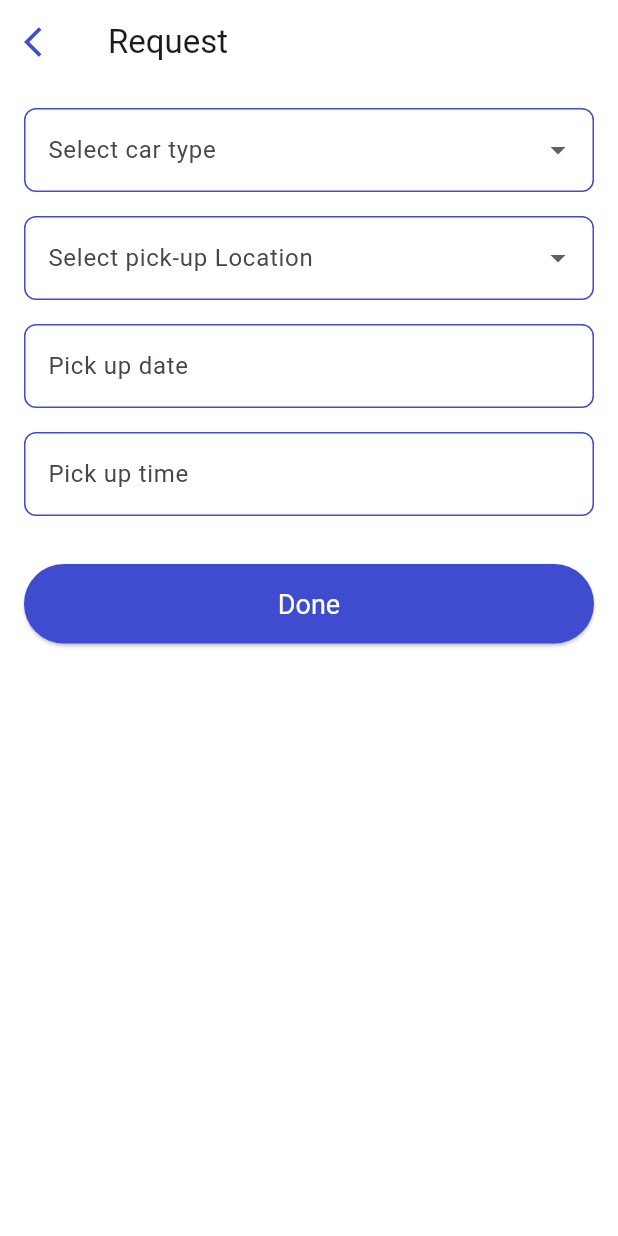
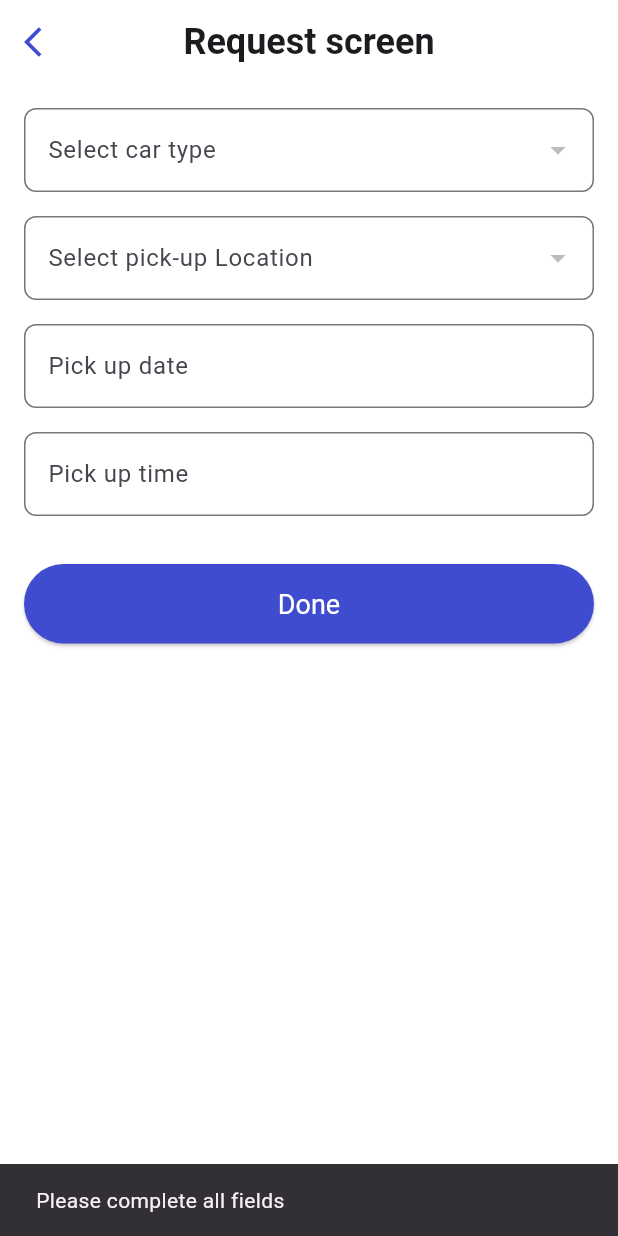
Before and after one commit to Moazzibrahim/transit_station, a Flutter app: the RequestForm screen opened directly, after a tap on "Done", on a phone screen of 412 x 824 dp. Run offline on Flutter 3.47's test engine with Material 3 defaults, Android fonts, the phone set to English and light mode, and no system bars; our stand-ins replace fl_chart, flutter_screenutil, flutter_svg, pinput, shared_preferences; accounts and stored records are empty; network calls fail; project files that could hold a hidden picture were left out.

Commit message:
request api

```diff
--- a/lib/controllers/get_dropdowndata_provider.dart
+++ b/lib/controllers/get_dropdowndata_provider.dart
@@ -1,13 +1,15 @@
 import 'dart:convert';
 import 'dart:developer';
-
 import 'package:flutter/material.dart';
 import 'package:http/http.dart' as http;
 import 'package:provider/provider.dart';
 import 'package:transit_station/controllers/login_provider.dart';
 import 'package:transit_station/models/dropdown_model.dart';
+class GetDropdowndataProvider with ChangeNotifier {
+  MainData? _mainData;
 
-class GetDropdowndataProvider with ChangeNotifier {
+  MainData? get mainData => _mainData;
+
   Future<void> getdropdown(BuildContext context) async {
     const url = 'https://transitstation.online/api/user/dropdown';
     final tokenProvider = Provider.of<TokenModel>(context, listen: false);
@@ -22,13 +24,13 @@ class GetDropdowndataProvider with ChangeNotifier {
       try {
         log("dropdowndata: ${response.body}");
         final responsebody = json.decode(response.body);
-        MainData.fromJson(responsebody);
-        notifyListeners();
+        _mainData = MainData.fromJson(responsebody);  // Store the MainData object
+        notifyListeners();  // Notify listeners after the data is stored
       } catch (e) {
-        log('error $e');
+        log('Error parsing dropdown data: $e');
       }
     } else {
-      log('error in getting data');
+      log('Error in getting dropdown data: ${response.statusCode}');
     }
   }
 }
--- a/lib/main.dart
+++ b/lib/main.dart
@@ -3,7 +3,6 @@ import 'package:provider/provider.dart';
 import 'package:flutter_screenutil/flutter_screenutil.dart';
 import 'package:transit_station/controllers/dashboard_controller.dart';
 import 'package:transit_station/controllers/get_dropdowndata_provider.dart';
-
 
 import 'package:transit_station/controllers/login_provider.dart';
 import 'package:transit_station/views/splash_screen.dart';
@@ -28,8 +27,7 @@ class MyApp extends StatelessWidget {
         ChangeNotifierProvider<DashboardController>(
           create: (_) => DashboardController(),
         ),
-                ChangeNotifierProvider(create: (_) => GetDropdowndataProvider()),
-
+        ChangeNotifierProvider(create: (_) => GetDropdowndataProvider()),
       ],
       child: ScreenUtilInit(
         designSize: const Size(360, 690),
--- a/lib/views/auth_screens/views/request_screen.dart
+++ b/lib/views/auth_screens/views/request_screen.dart
@@ -1,25 +1,103 @@
+// ignore_for_file: use_build_context_synchronously
+import 'dart:developer';
 import 'package:flutter/material.dart';
+import 'package:http/http.dart' as http;
+import 'dart:convert';
+import 'package:provider/provider.dart';
+import 'package:transit_station/constants/build_appbar.dart';
 import 'package:transit_station/constants/colors.dart';
+import 'package:transit_station/controllers/get_dropdowndata_provider.dart';
+import 'package:transit_station/controllers/login_provider.dart';
 
-class RequestForm extends StatelessWidget {
+class RequestForm extends StatefulWidget {
   const RequestForm({super.key});
+
+  @override
+  State<RequestForm> createState() => _RequestFormState();
+}
+
+class _RequestFormState extends State<RequestForm> {
+  String? selectedCar;
+  String? selectedLocation;
+  DateTime? selectedDate;
+  TimeOfDay? selectedTime;
+
+  @override
+  void initState() {
+    super.initState();
+    WidgetsBinding.instance.addPostFrameCallback((_) {
+      Provider.of<GetDropdowndataProvider>(context, listen: false)
+          .getdropdown(context);
+    });
+  }
+
+  Future<void> makePostRequest(BuildContext context) async {
+    if (selectedCar == null ||
+        selectedLocation == null ||
+        selectedDate == null ||
+        selectedTime == null) {
+      ScaffoldMessenger.of(context).showSnackBar(
+        const SnackBar(content: Text('Please complete all fields')),
+      );
+      return;
+    }
+
+    // Format the selected date and time to match API format (e.g. 'yyyy-MM-dd' and 'HH:mm')
+    String formattedDate =
+        "${selectedDate!.year}-${selectedDate!.month.toString().padLeft(2, '0')}-${selectedDate!.day.toString().padLeft(2, '0')}";
+    String formattedTime =
+        "${selectedTime!.hour.toString().padLeft(2, '0')}:${selectedTime!.minute.toString().padLeft(2, '0')}";
+    final tokenProvider = Provider.of<TokenModel>(context, listen: false);
+    final token = tokenProvider.token;
+
+    try {
+      var response = await http.post(
+        Uri.parse('https://transitstation.online/api/user/make-request'),
+        headers: <String, String>{
+          'Content-Type': 'application/json',
+          'Accept': 'application/json',
+          'Authorization': 'Bearer $token',
+        },
+        body: jsonEncode(<String, dynamic>{
+          'car_id': selectedCar, // Assuming you're sending car ID
+          'location_id':
+              selectedLocation, // Assuming you're sending location ID
+          'pick_up_date': formattedDate,
+          'request_time': formattedTime,
+        }),
+      );
+
+      if (response.statusCode == 200) {
+        // Success - Handle the response
+        log('Request successful: ${response.body}');
+        ScaffoldMessenger.of(context).showSnackBar(
+          const SnackBar(content: Text('Request successful!')),
+        );
+      } else {
+        // Error - Handle the error
+        log('Request failed with status: ${response.statusCode}');
+        ScaffoldMessenger.of(context).showSnackBar(
+          SnackBar(content: Text('Failed: ${response.body}')),
+        );
+      }
+    } catch (error) {
+      log('Error making request: $error');
+      ScaffoldMessenger.of(context).showSnackBar(
+        const SnackBar(content: Text('Something went wrong')),
+      );
+    }
+  }
 
   @override
   Widget build(BuildContext context) {
     return Scaffold(
-      appBar: AppBar(
-        title: const Text('Request'),
-        leading: IconButton(
-          icon: const Icon(
-            Icons.arrow_back_ios,
-            color: defaultColor,
-          ),
-          onPressed: () {
-            Navigator.pop(context);
-          },
-        ),
-      ),
-      body: Padding(
+      appBar: buildAppBar(context, "Request screen"),
+      body: Consumer<GetDropdowndataProvider>(
+        builder: (context, getDropdowndataProvider, child) {
+          final cars = getDropdowndataProvider.mainData?.cars ?? [];
+          final locations = getDropdowndataProvider.mainData?.locations ?? [];
+
+          return Padding(
             padding: const EdgeInsets.all(16.0),
             child: Column(
               crossAxisAlignment: CrossAxisAlignment.stretch,
@@ -29,25 +107,20 @@ class RequestForm extends StatelessWidget {
                     labelText: 'Select car type',
                     border: OutlineInputBorder(
                       borderRadius: BorderRadius.circular(8.0),
-                  borderSide: const BorderSide(color: defaultColor),
-                ),
-                enabledBorder: OutlineInputBorder(
-                  borderRadius: BorderRadius.circular(8.0),
-                  borderSide: const BorderSide(color: defaultColor),
-                ),
-                focusedBorder: OutlineInputBorder(
-                  borderRadius: BorderRadius.circular(8.0),
-                  borderSide: const BorderSide(color: defaultColor),
                     ),
                   ),
-              items: <String>['Sedan', 'SUV', 'Truck', 'Van'].map((String value) {
+                  value: selectedCar,
+                  items: cars.map((car) {
                     return DropdownMenuItem<String>(
-                  value: value,
-                  child: Text(value),
+                      value: car.id
+                          .toString(), // Assuming carId is the unique identifier
+                      child: Text(car.carName),
                     );
                   }).toList(),
                   onChanged: (newValue) {
-                // Handle car type change
+                    setState(() {
+                      selectedCar = newValue;
+                    });
                   },
                 ),
                 const SizedBox(height: 16.0),
@@ -56,43 +129,35 @@ class RequestForm extends StatelessWidget {
                     labelText: 'Select pick-up Location',
                     border: OutlineInputBorder(
                       borderRadius: BorderRadius.circular(8.0),
-                  borderSide: const BorderSide(color: defaultColor),
-                ),
-                enabledBorder: OutlineInputBorder(
-                  borderRadius: BorderRadius.circular(8.0),
-                  borderSide: const BorderSide(color: defaultColor),
-                ),
-                focusedBorder: OutlineInputBorder(
-                  borderRadius: BorderRadius.circular(8.0),
-                  borderSide: const BorderSide(color: defaultColor),
                     ),
                   ),
-              items: <String>['Location 1', 'Location 2', 'Location 3'].map((String value) {
+                  value: selectedLocation,
+                  items: locations.map((location) {
                     return DropdownMenuItem<String>(
-                  value: value,
-                  child: Text(value),
+                      value: location.id
+                          .toString(), // Assuming locationId is the unique identifier
+                      child: Text(location.address),
                     );
                   }).toList(),
                   onChanged: (newValue) {
-                // Handle location change
+                    setState(() {
+                      selectedLocation = newValue;
+                    });
                   },
                 ),
                 const SizedBox(height: 16.0),
                 TextFormField(
+                  readOnly: true,
                   decoration: InputDecoration(
                     labelText: 'Pick up date',
                     border: OutlineInputBorder(
                       borderRadius: BorderRadius.circular(8.0),
-                  borderSide: const BorderSide(color: defaultColor),
                     ),
-                enabledBorder: OutlineInputBorder(
-                  borderRadius: BorderRadius.circular(8.0),
-                  borderSide: const BorderSide(color: defaultColor),
                   ),
-                focusedBorder: OutlineInputBorder(
-                  borderRadius: BorderRadius.circular(8.0),
-                  borderSide: const BorderSide(color: defaultColor),
-                ),
+                  controller: TextEditingController(
+                    text: selectedDate == null
+                        ? ''
+                        : "${selectedDate!.year}-${selectedDate!.month}-${selectedDate!.day}",
                   ),
                   onTap: () async {
                     DateTime? pickedDate = await showDatePicker(
@@ -101,51 +166,56 @@ class RequestForm extends StatelessWidget {
                       firstDate: DateTime(2000),
                       lastDate: DateTime(2101),
                     );
-                // Handle date pick
+                    if (pickedDate != null) {
+                      setState(() {
+                        selectedDate = pickedDate;
+                      });
+                    }
                   },
                 ),
                 const SizedBox(height: 16.0),
                 TextFormField(
+                  readOnly: true,
                   decoration: InputDecoration(
                     labelText: 'Pick up time',
                     border: OutlineInputBorder(
                       borderRadius: BorderRadius.circular(8.0),
-                  borderSide: const BorderSide(color: defaultColor),
                     ),
-                enabledBorder: OutlineInputBorder(
-                  borderRadius: BorderRadius.circular(8.0),
-                  borderSide: const BorderSide(color: defaultColor),
                   ),
-                focusedBorder: OutlineInputBorder(
-                  borderRadius: BorderRadius.circular(8.0),
-                  borderSide: const BorderSide(color: defaultColor),
-                ),
+                  controller: TextEditingController(
+                    text: selectedTime == null
+                        ? ''
+                        : "${selectedTime!.hour}:${selectedTime!.minute}",
                   ),
                   onTap: () async {
                     TimeOfDay? pickedTime = await showTimePicker(
                       context: context,
                       initialTime: TimeOfDay.now(),
                     );
-                // Handle time pick
+                    if (pickedTime != null) {
+                      setState(() {
+                        selectedTime = pickedTime;
+                      });
+                    }
                   },
                 ),
                 const SizedBox(height: 32.0),
                 ElevatedButton(
                   onPressed: () {
-                // Handle done button press
+                    makePostRequest(context);
                   },
                   style: ElevatedButton.styleFrom(
                     padding: const EdgeInsets.symmetric(vertical: 16.0),
                     textStyle: const TextStyle(fontSize: 18.0),
                     backgroundColor: defaultColor,
                   ),
-              child: const Text(
-                'Done',
-                style: TextStyle(color: Colors.white),
-              ),
+                  child:
+                      const Text('Done', style: TextStyle(color: Colors.white)),
                 ),
               ],
             ),
+          );
+        },
       ),
     );
   }
--- a/lib/views/subscription/views/Subscription_plan_screens.dart
+++ b/lib/views/subscription/views/Subscription_plan_screens.dart
@@ -1,7 +1,8 @@
+// ignore_for_file: library_private_types_in_public_api, file_names
 import 'package:flutter/material.dart';
+import 'package:transit_station/constants/build_appbar.dart';
 import 'package:transit_station/constants/colors.dart';
 import 'package:transit_station/controllers/subscription_provider.dart';
-import 'package:transit_station/constants/build_appbar.dart';
 import 'package:transit_station/models/subscription_model.dart'; // Your model import
 
 class SubscriptionPlanScreens extends StatefulWidget {
@@ -58,19 +59,28 @@ class _SubscriptionPlanScreensState extends State<SubscriptionPlanScreens> {
                   ),
                   const SizedBox(height: 20),
                   _userOffersResponse != null
-                      ? Row(
+                      ? LayoutBuilder(
+                          builder: (context, constraints) {
+                            double cardWidth = constraints.maxWidth * 0.3;
+                            return Row(
                               mainAxisAlignment: MainAxisAlignment.spaceEvenly,
                               children: List.generate(
-                              _userOffersResponse!.offers.length, (index) {
-                            Offer offer = _userOffersResponse!.offers[index];
+                                _userOffersResponse!.offers.length,
+                                (index) {
+                                  Offer offer =
+                                      _userOffersResponse!.offers[index];
                                   return _buildSubscriptionCard(
                                     offer.offerName,
                                     "${offer.duration} Months", // Assuming duration is in months
                                     "${offer.price}\$",
                                     "150\$", // Adjust as per your requirements
                                     index,
+                                    cardWidth, // Pass the calculated width
                                   );
-                          }),
+                                },
+                              ),
+                            );
+                          },
                         )
                       : const Center(
                           child: Text("No subscription plans available"),
@@ -109,12 +119,12 @@ class _SubscriptionPlanScreensState extends State<SubscriptionPlanScreens> {
   }
 
   Widget _buildSubscriptionCard(String title, String duration, String price,
-      String originalPrice, int index) {
+      String originalPrice, int index, double cardWidth) {
     bool isSelected = selectedIndex == index; // Check if this card is selected
 
     return AnimatedContainer(
       duration: const Duration(milliseconds: 300),
-      width: 120,
+      width: cardWidth, // Use the calculated width
       padding: const EdgeInsets.all(16),
       decoration: BoxDecoration(
         color: isSelected ? defaultColor : Colors.white,
@@ -145,7 +155,7 @@ class _SubscriptionPlanScreensState extends State<SubscriptionPlanScreens> {
               title,
               style: TextStyle(
                 color: isSelected ? Colors.white : defaultColor,
-                fontSize: 18,
+                fontSize: 15,
                 fontWeight: FontWeight.bold,
               ),
             ),
@@ -153,15 +163,16 @@ class _SubscriptionPlanScreensState extends State<SubscriptionPlanScreens> {
             Text(
               duration,
               style: TextStyle(
+                fontSize: 10,
                 color: isSelected ? Colors.white : defaultColor,
               ),
             ),
-            const SizedBox(height: 12),
+            const SizedBox(height: 10),
             Text(
               price,
               style: TextStyle(
                 color: isSelected ? Colors.white : defaultColor,
-                fontSize: 20,
+                fontSize: 15,
                 fontWeight: FontWeight.bold,
               ),
             ),
```
Also changed, not shown: 3 other files. Lines whose indentation alone changed are shown as unchanged.
